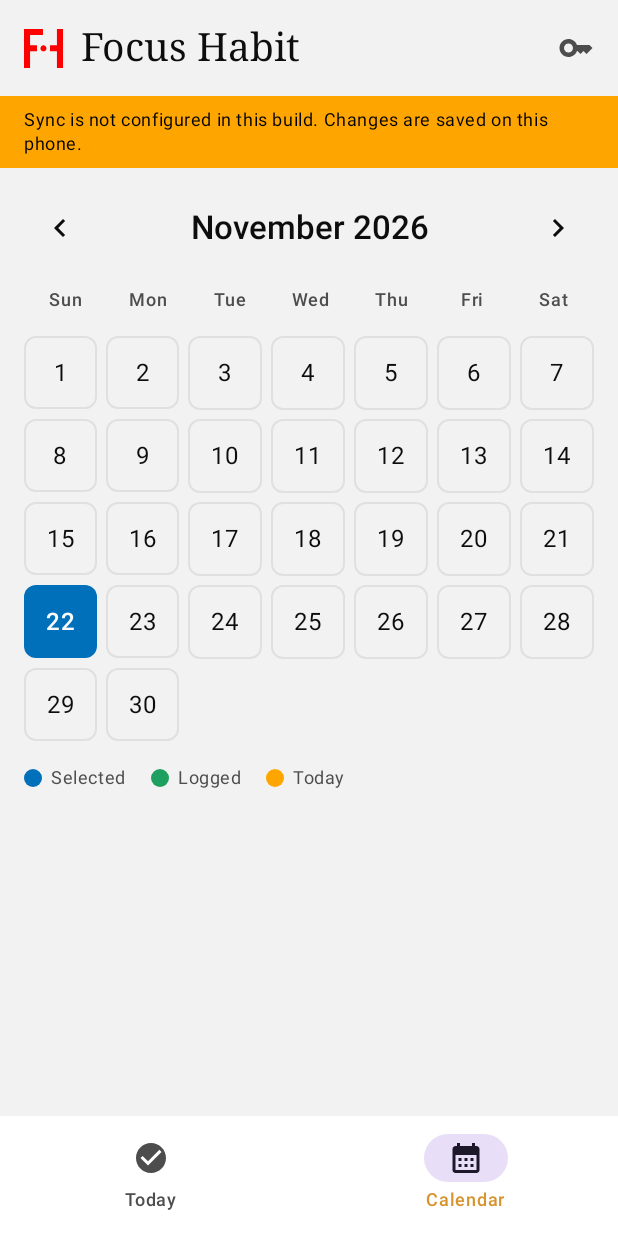
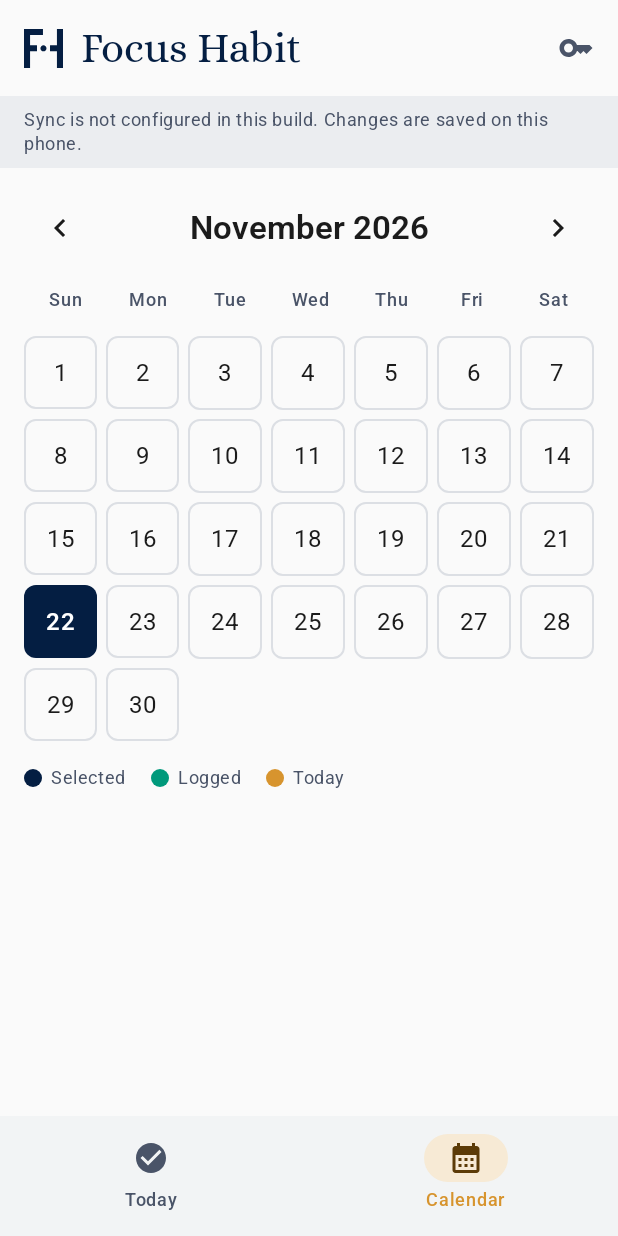
Before and after one commit to sito8943/FocusHabit, an Android app built with Jetpack Compose: the screen it shows after launch (MainActivity), item 2 of the bottom bar chosen, on a phone screen of 412 x 824 dp. Run offline under Robolectric (Android 15) with nearby library versions, the phone set to English and light mode, and no system bars; our stand-ins replace Room's generated code.

Commit message:
feat: brand colours, Roboto/Alice fonts, navy logo; fix add form under keyboard
- Theme from the brand palette (red, navy, green, gold, black).
- Bundle Roboto (variable) and Alice so One UI's font does not replace them.
- Logo and launcher icon in navy instead of red.
- imePadding on the content: edge-to-edge left the add form under the keyboard.
- -PlocalOnly=true builds without Supabase; "not configured" banner is neutral.

Co-Authored-By: Claude Opus 5.5 <noreply@anthropic.com>
Claude-Session: https://claude.ai/code/session_019dUnLZxUam22sEbepk4PUe

```diff
--- a/app/src/main/java/dev/sito8943/focushabit/feature/calendar/CalendarScreen.kt
+++ b/app/src/main/java/dev/sito8943/focushabit/feature/calendar/CalendarScreen.kt
@@ -109,9 +109,9 @@ fun CalendarScreen(
         }
 
         Row(horizontalArrangement = Arrangement.spacedBy(16.dp)) {
-            LegendItem(FocusColors.Info, stringResource(R.string.calendar_legend_selected))
-            LegendItem(FocusColors.Success, stringResource(R.string.calendar_legend_logged))
-            LegendItem(FocusColors.Warning, stringResource(R.string.calendar_legend_today))
+            LegendItem(MaterialTheme.colorScheme.tertiary, stringResource(R.string.calendar_legend_selected))
+            LegendItem(FocusColors.Logged, stringResource(R.string.calendar_legend_logged))
+            LegendItem(FocusColors.Today, stringResource(R.string.calendar_legend_today))
         }
     }
 }
@@ -119,9 +119,13 @@ fun CalendarScreen(
 @Composable
 private fun DayCell(day: LocalDate, appearance: DayAppearance, onClick: () -> Unit) {
     val (container, content, border) = when (appearance) {
-        DayAppearance.Selected -> Triple(FocusColors.Info, FocusColors.OnStatus, null)
-        DayAppearance.Logged -> Triple(FocusColors.Success, FocusColors.OnStatus, null)
-        DayAppearance.Today -> Triple(Color.Transparent, FocusColors.Warning, FocusColors.Warning)
+        DayAppearance.Selected -> Triple(
+            MaterialTheme.colorScheme.tertiary,
+            MaterialTheme.colorScheme.onTertiary,
+            null,
+        )
+        DayAppearance.Logged -> Triple(FocusColors.Logged, FocusColors.OnStatus, null)
+        DayAppearance.Today -> Triple(Color.Transparent, FocusColors.Today, FocusColors.Today)
         DayAppearance.Normal -> Triple(
             Color.Transparent,
             MaterialTheme.colorScheme.onSurface,
--- a/app/src/main/java/dev/sito8943/focushabit/feature/recovery/RecoverySheet.kt
+++ b/app/src/main/java/dev/sito8943/focushabit/feature/recovery/RecoverySheet.kt
@@ -40,7 +40,6 @@ import androidx.compose.ui.unit.dp
 import androidx.compose.ui.unit.em
 import androidx.compose.ui.unit.sp
 import dev.sito8943.focushabit.R
-import dev.sito8943.focushabit.ui.theme.FocusColors
 
 @OptIn(ExperimentalMaterial3Api::class)
 @Composable
@@ -143,8 +142,8 @@ private fun Notice(message: RecoveryMessage) {
     }
     Surface(
         shape = RoundedCornerShape(6.dp),
-        color = if (success) FocusColors.Success else FocusColors.Error,
-        contentColor = FocusColors.OnStatus,
+        color = if (success) MaterialTheme.colorScheme.primary else MaterialTheme.colorScheme.error,
+        contentColor = if (success) MaterialTheme.colorScheme.onPrimary else MaterialTheme.colorScheme.onError,
         modifier = Modifier.fillMaxWidth(),
     ) {
         Text(text, modifier = Modifier.padding(horizontal = 12.dp, vertical = 8.dp), style = MaterialTheme.typography.bodyMedium)
--- a/app/src/main/java/dev/sito8943/focushabit/feature/today/TodayScreen.kt
+++ b/app/src/main/java/dev/sito8943/focushabit/feature/today/TodayScreen.kt
@@ -217,7 +217,7 @@ private fun HabitItem(
                     Icon(
                         Icons.Filled.LocalFireDepartment,
                         contentDescription = null,
-                        tint = FocusColors.Warning,
+                        tint = FocusColors.Today,
                         modifier = Modifier.size(16.dp),
                     )
                     Text(
--- a/app/src/main/java/dev/sito8943/focushabit/ui/MainScreen.kt
+++ b/app/src/main/java/dev/sito8943/focushabit/ui/MainScreen.kt
@@ -2,7 +2,10 @@ package dev.sito8943.focushabit.ui
 
 import androidx.activity.compose.BackHandler
 import androidx.compose.foundation.Image
+import androidx.compose.foundation.layout.Column
 import androidx.compose.foundation.layout.Row
+import androidx.compose.foundation.layout.consumeWindowInsets
+import androidx.compose.foundation.layout.imePadding
 import androidx.compose.foundation.layout.Spacer
 import androidx.compose.foundation.layout.fillMaxSize
 import androidx.compose.foundation.layout.fillMaxWidth
@@ -35,7 +38,7 @@ import androidx.compose.ui.Alignment
 import androidx.compose.ui.Modifier
 import androidx.compose.ui.res.painterResource
 import androidx.compose.ui.res.stringResource
-import androidx.compose.ui.text.font.FontFamily
+import androidx.compose.ui.graphics.ColorFilter
 import androidx.compose.ui.unit.dp
 import androidx.compose.ui.unit.sp
 import androidx.lifecycle.compose.LifecycleResumeEffect
@@ -47,7 +50,7 @@ import dev.sito8943.focushabit.core.sync.SyncStatus
 import dev.sito8943.focushabit.feature.calendar.CalendarScreen
 import dev.sito8943.focushabit.feature.recovery.RecoverySheet
 import dev.sito8943.focushabit.feature.today.TodayScreen
-import dev.sito8943.focushabit.ui.theme.FocusColors
+import dev.sito8943.focushabit.ui.theme.Alice
 
 private enum class Tab { Today, Calendar }
 
@@ -79,10 +82,15 @@ fun MainScreen(container: AppContainer) {
                             painter = painterResource(R.drawable.ic_logo),
                             contentDescription = null,
                             modifier = Modifier.size(26.dp),
+                            colorFilter = ColorFilter.tint(MaterialTheme.colorScheme.tertiary),
                         )
                         Spacer(Modifier.width(12.dp))
-                        // The web uses Alice; a system serif keeps the look without bundling a font.
-                        Text(stringResource(R.string.app_name), fontFamily = FontFamily.Serif, fontSize = 26.sp)
+                        Text(
+                            stringResource(R.string.app_name),
+                            fontFamily = Alice,
+                            fontSize = 28.sp,
+                            color = MaterialTheme.colorScheme.tertiary,
+                        )
                     }
                 },
                 actions = {
@@ -114,7 +122,15 @@ fun MainScreen(container: AppContainer) {
         },
         containerColor = MaterialTheme.colorScheme.background,
     ) { padding ->
-        androidx.compose.foundation.layout.Column(Modifier.fillMaxSize().padding(padding)) {
+        // The bottom bar's inset is already in `padding`; the keyboard is not:
+        // without imePadding the add form stays hidden under it (edge-to-edge).
+        Column(
+            Modifier
+                .fillMaxSize()
+                .padding(padding)
+                .consumeWindowInsets(padding)
+                .imePadding(),
+        ) {
             SyncBanner(syncStatus)
             when (tab) {
                 Tab.Today -> {
@@ -184,10 +200,11 @@ private fun SyncBanner(status: SyncStatus) {
         SyncStatus.NotConfigured -> stringResource(R.string.sync_not_configured)
         else -> return
     }
-    val offline = status is SyncStatus.Failed && status.offline
+    // Informational, not an error: data is safe on the phone.
+    val offline = status == SyncStatus.NotConfigured || (status is SyncStatus.Failed && status.offline)
     Surface(
-        color = if (offline) MaterialTheme.colorScheme.surfaceVariant else FocusColors.Warning,
-        contentColor = if (offline) MaterialTheme.colorScheme.onSurfaceVariant else FocusColors.OnWarning,
+        color = if (offline) MaterialTheme.colorScheme.surfaceVariant else MaterialTheme.colorScheme.secondaryContainer,
+        contentColor = if (offline) MaterialTheme.colorScheme.onSurfaceVariant else MaterialTheme.colorScheme.onSecondaryContainer,
         modifier = Modifier.fillMaxWidth(),
     ) {
         Text(
--- a/app/src/main/java/dev/sito8943/focushabit/ui/theme/Theme.kt
+++ b/app/src/main/java/dev/sito8943/focushabit/ui/theme/Theme.kt
@@ -2,78 +2,155 @@ package dev.sito8943.focushabit.ui.theme
 
 import androidx.compose.foundation.isSystemInDarkTheme
 import androidx.compose.material3.MaterialTheme
+import androidx.compose.material3.Typography
 import androidx.compose.material3.darkColorScheme
 import androidx.compose.material3.lightColorScheme
 import androidx.compose.runtime.Composable
 import androidx.compose.ui.graphics.Color
+import androidx.compose.ui.graphics.compositeOver
+import androidx.compose.ui.text.ExperimentalTextApi
+import androidx.compose.ui.text.TextStyle
+import androidx.compose.ui.text.font.Font
+import androidx.compose.ui.text.font.FontFamily
+import androidx.compose.ui.text.font.FontVariation
+import androidx.compose.ui.text.font.FontWeight
+import dev.sito8943.focushabit.R
 
-/** Tokens from the web's `src/index.css`. */
+/** Brand palette (Pantone sheet): red, navy, green, gold, black. */
+object Brand {
+    val Red = Color(0xFFCD212A) // PMS 18-1662 TCX
+    val Navy = Color(0xFF041E42) // PMS 282 C
+    val Green = Color(0xFF00997B)
+    val Gold = Color(0xFFD7942E) // PMS 15-1051 TCX
+    val Black = Color(0xFF1B1B1B) // PMS Black 7
+
+    /** The sheet's 30/50/80% steps, as tints over white. */
+    fun Color.tint(percent: Int): Color = copy(alpha = percent / 100f).compositeOver(Color.White)
+}
+
+/** Semantic colours used outside Material's scheme. */
 object FocusColors {
-    val Primary = Color(0xFF00997B)
-    val PrimaryStrong = Color(0xFF006654)
-    val PrimaryHover = Color(0xFF1AB89A)
-
     /** Calendar: selected day. */
-    val Info = Color(0xFF0070BA)
+    val Selected = Brand.Navy
 
     /** Calendar: a day with any habit done. */
-    val Success = Color(0xFF1DA05F)
+    val Logged = Brand.Green
 
-    /** Calendar: today, when not selected nor done. */
-    val Warning = Color(0xFFFFA500)
-    val OnWarning = Color(0xFF000000)
-    val Error = Color(0xFFC34444)
-    val OnStatus = Color(0xFFFBFBFB)
+    /** Calendar: today, when not selected nor done. Also the streak flame. */
+    val Today = Brand.Gold
+    val OnStatus = Color.White
 
-    /** `#rrggbb` from the server, or [Primary] if it is not one. */
+    /** `#rrggbb` from the server, or brand green if it is not one. */
     fun parse(hex: String): Color =
-        runCatching { Color(android.graphics.Color.parseColor(hex)) }.getOrDefault(Primary)
+        runCatching { Color(android.graphics.Color.parseColor(hex)) }.getOrDefault(Brand.Green)
 }
 
-private val Light = lightColorScheme(
-    primary = FocusColors.PrimaryStrong,
-    onPrimary = Color.White,
-    primaryContainer = FocusColors.Primary.copy(alpha = 0.16f),
-    onPrimaryContainer = FocusColors.PrimaryStrong,
-    secondary = Color(0xFFD7942E),
-    background = Color(0xFFF2F2F2),
-    onBackground = Color(0xFF0D0D0D),
-    surface = Color.White,
-    onSurface = Color(0xFF0D0D0D),
-    surfaceVariant = Color(0xFFE6E6E6),
-    onSurfaceVariant = Color(0xFF4D4D4D),
-    surfaceContainer = Color.White,
-    surfaceContainerLow = Color.White,
-    surfaceContainerHigh = Color(0xFFF7F7F7),
-    outline = Color(0xFFCCCCCC),
-    outlineVariant = Color(0xFFE0E0E0),
-    error = FocusColors.Error,
+@OptIn(ExperimentalTextApi::class)
+private fun roboto(weight: FontWeight) = Font(
+    R.font.roboto_variable,
+    weight = weight,
+    variationSettings = FontVariation.Settings(FontVariation.weight(weight.weight)),
 )
 
-private val Dark = darkColorScheme(
-    primary = FocusColors.PrimaryHover,
-    onPrimary = Color(0xFF00201A),
-    primaryContainer = FocusColors.Primary.copy(alpha = 0.24f),
-    onPrimaryContainer = FocusColors.PrimaryHover,
-    secondary = Color(0xFFEBB04A),
-    background = Color(0xFF121614),
-    onBackground = Color(0xFFE6E6E6),
-    surface = Color(0xFF1B201E),
-    onSurface = Color(0xFFE6E6E6),
-    surfaceVariant = Color(0xFF2A302E),
-    onSurfaceVariant = Color(0xFFB3B3B3),
-    surfaceContainer = Color(0xFF1B201E),
-    surfaceContainerLow = Color(0xFF181C1B),
-    surfaceContainerHigh = Color(0xFF232927),
-    outline = Color(0xFF4D5552),
-    outlineVariant = Color(0xFF333A37),
-    error = Color(0xFFE57373),
+/** Body font of the brand (the web's "Roboto Variable"), bundled so Samsung's One UI font does not replace it. */
+val Roboto = FontFamily(
+    roboto(FontWeight.Normal),
+    roboto(FontWeight.Medium),
+    roboto(FontWeight.SemiBold),
+    roboto(FontWeight.Bold),
 )
+
+/** Display font for the wordmark (the web's h1). */
+val Alice = FontFamily(Font(R.font.alice_regular))
+
+private val Light = with(Brand) {
+    lightColorScheme(
+        primary = Green,
+        onPrimary = Color.White,
+        primaryContainer = Green.tint(15),
+        onPrimaryContainer = Color(0xFF00594A),
+        secondary = Gold,
+        onSecondary = Color.White,
+        secondaryContainer = Gold.tint(20),
+        onSecondaryContainer = Color(0xFF5C3B07),
+        tertiary = Navy,
+        onTertiary = Color.White,
+        tertiaryContainer = Navy.tint(12),
+        onTertiaryContainer = Navy,
+        background = Color(0xFFFAFAFA),
+        onBackground = Black,
+        surface = Color.White,
+        onSurface = Black,
+        surfaceVariant = Navy.tint(8),
+        onSurfaceVariant = Color(0xFF4A5468),
+        surfaceContainer = Navy.tint(5),
+        surfaceContainerLow = Color.White,
+        surfaceContainerHigh = Navy.tint(8),
+        outline = Navy.tint(30),
+        outlineVariant = Navy.tint(14),
+        error = Red,
+        onError = Color.White,
+        errorContainer = Red.tint(15),
+        onErrorContainer = Color(0xFF7A0F15),
+    )
+}
+
+private val Dark = with(Brand) {
+    darkColorScheme(
+        primary = Color(0xFF3DBFA0),
+        onPrimary = Color(0xFF00201A),
+        primaryContainer = Green.copy(alpha = 0.28f).compositeOver(Black),
+        onPrimaryContainer = Color(0xFF8FE3CC),
+        secondary = Color(0xFFEBB04A),
+        onSecondary = Color(0xFF2A1A00),
+        tertiary = Color(0xFF9DB4D9),
+        onTertiary = Navy,
+        background = Black,
+        onBackground = Color(0xFFEDEDED),
+        surface = Color(0xFF242424),
+        onSurface = Color(0xFFEDEDED),
+        surfaceVariant = Color(0xFF2E3440),
+        onSurfaceVariant = Color(0xFFB4BCCB),
+        surfaceContainer = Color(0xFF222222),
+        surfaceContainerLow = Color(0xFF1F1F1F),
+        surfaceContainerHigh = Color(0xFF2A2A2A),
+        outline = Color(0xFF5A6273),
+        outlineVariant = Color(0xFF3A3F49),
+        error = Color(0xFFE5575E),
+        onError = Color.White,
+    )
+}
+
+private val Base = Typography()
+
+private val FocusTypography = Typography(
+    displayLarge = Base.displayLarge.roboto(),
+    displayMedium = Base.displayMedium.roboto(),
+    displaySmall = Base.displaySmall.roboto(),
+    headlineLarge = Base.headlineLarge.roboto(),
+    headlineMedium = Base.headlineMedium.roboto(),
+    headlineSmall = Base.headlineSmall.roboto(),
+    titleLarge = Base.titleLarge.roboto(),
+    titleMedium = Base.titleMedium.roboto(),
+    titleSmall = Base.titleSmall.roboto(),
+    bodyLarge = Base.bodyLarge.roboto(),
+    bodyMedium = Base.bodyMedium.roboto(),
+    bodySmall = Base.bodySmall.roboto(),
+    labelLarge = Base.labelLarge.roboto(),
+    labelMedium = Base.labelMedium.roboto(),
+    labelSmall = Base.labelSmall.roboto(),
+)
+
+private fun TextStyle.roboto() = copy(fontFamily = Roboto)
 
 @Composable
 fun FocusHabitTheme(
     darkTheme: Boolean = isSystemInDarkTheme(),
     content: @Composable () -> Unit,
 ) {
-    MaterialTheme(colorScheme = if (darkTheme) Dark else Light, content = content)
+    MaterialTheme(
+        colorScheme = if (darkTheme) Dark else Light,
+        typography = FocusTypography,
+        content = content,
+    )
 }
--- a/app/src/main/res/drawable/ic_launcher_foreground.xml
+++ b/app/src/main/res/drawable/ic_launcher_foreground.xml
@@ -11,7 +11,7 @@
         android:translateX="27.46"
         android:translateY="26.99">
         <path
-            android:fillColor="#FFFF0000"
+            android:fillColor="#FFFFFFFF"
             android:pathData="M0,0h79v517h-79z M79,0h168v79h-168z M79,216h90v79h-90z M339,216h90v79h-90z M429,0h79v517h-79z M253.5,216a39.5,39.5 0,1 1,0 79a39.5,39.5 0,1 1,0 -79z" />
     </group>
 </vector>
--- a/app/src/main/res/drawable/ic_logo.xml
+++ b/app/src/main/res/drawable/ic_logo.xml
@@ -6,6 +6,6 @@
     android:viewportWidth="508"
     android:viewportHeight="517">
     <path
-        android:fillColor="#FFFF0000"
+        android:fillColor="#FF041E42"
         android:pathData="M0,0h79v517h-79z M79,0h168v79h-168z M79,216h90v79h-90z M339,216h90v79h-90z M429,0h79v517h-79z M253.5,216a39.5,39.5 0,1 1,0 79a39.5,39.5 0,1 1,0 -79z" />
 </vector>
--- a/app/src/main/res/values-night/colors.xml
+++ b/app/src/main/res/values-night/colors.xml
@@ -1,4 +1,4 @@
 <?xml version="1.0" encoding="utf-8"?>
 <resources>
-    <color name="window_background">#FF121614</color>
+    <color name="window_background">#FF1B1B1B</color>
 </resources>
--- a/app/src/main/res/values/colors.xml
+++ b/app/src/main/res/values/colors.xml
@@ -1,5 +1,5 @@
 <?xml version="1.0" encoding="utf-8"?>
 <resources>
-    <color name="window_background">#FFF2F2F2</color>
-    <color name="ic_launcher_background">#FFFFFFFF</color>
+    <color name="window_background">#FFFAFAFA</color>
+    <color name="ic_launcher_background">#FF041E42</color>
 </resources>
```
Also changed, not shown: app/build.gradle.kts (+6 -2 lines), app/src/main/res/font/alice_regular.ttf (added), app/src/main/res/font/roboto_variable.ttf (added).
